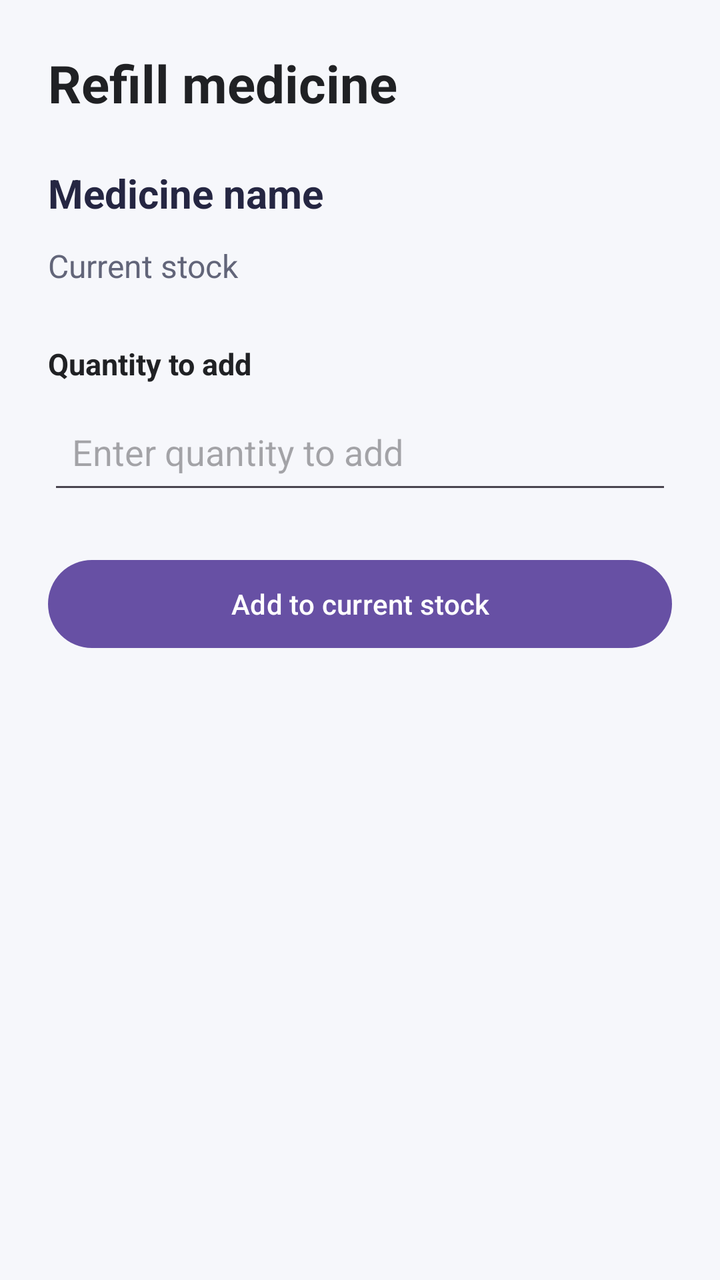
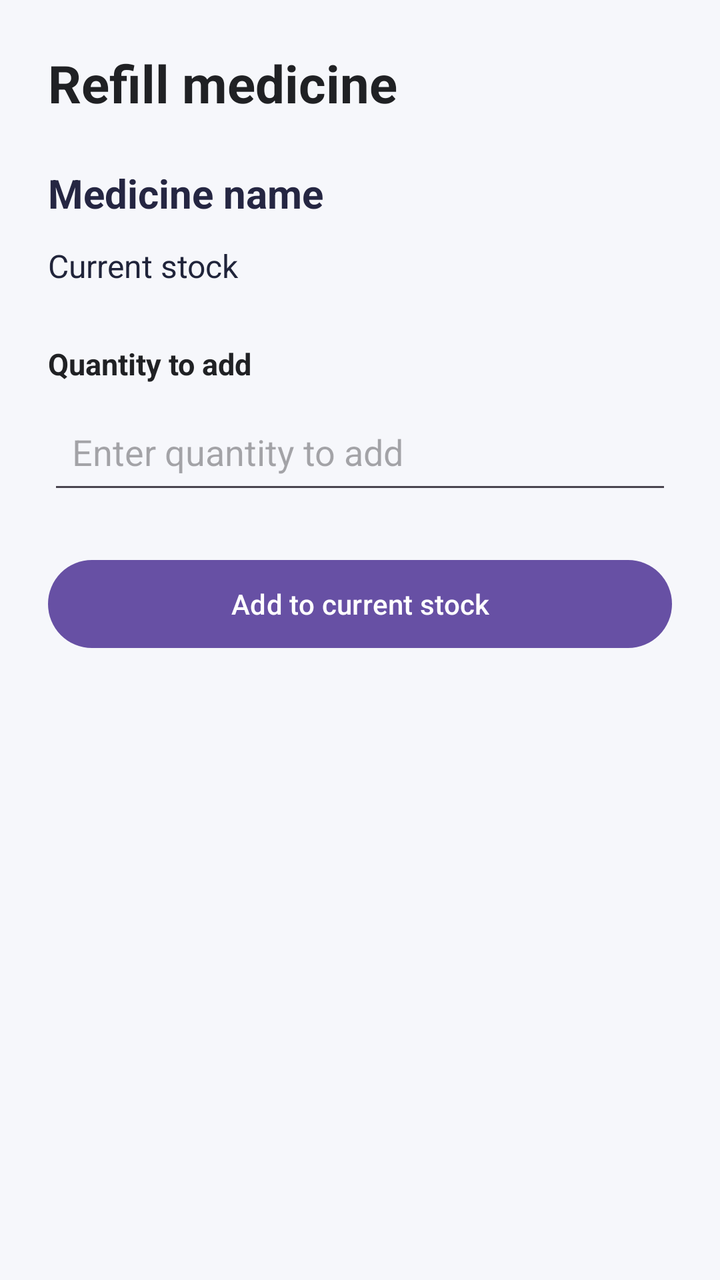

Before-and-after screenshots of an Android layout around one commit, followed by the original layout XML and the change that was made.
<!-- AndroidManifest.xml: application theme Theme.MedicineReminderApp -->
<!-- res/layout/activity_refill_medicine.xml -->
<?xml version="1.0" encoding="utf-8"?>
<ScrollView xmlns:android="http://schemas.android.com/apk/res/android"
    android:layout_width="match_parent"
    android:layout_height="match_parent"
    android:fillViewport="true"
    android:background="#F6F7FB">

    <LinearLayout
        android:layout_width="match_parent"
        android:layout_height="wrap_content"
        android:orientation="vertical"
        android:padding="24dp">

        <TextView
            android:layout_width="match_parent"
            android:layout_height="wrap_content"
            android:text="@string/refill_medicine_title"
            android:textColor="#202124"
            android:textSize="26sp"
            android:textStyle="bold" />

        <TextView
            android:id="@+id/tvRefillMedicineName"
            android:layout_width="match_parent"
            android:layout_height="wrap_content"
            android:layout_marginTop="24dp"
            android:text="@string/medicine_name_label"
            android:textColor="#252642"
            android:textSize="20sp"
            android:textStyle="bold" />

        <TextView
            android:id="@+id/tvCurrentStock"
            android:layout_width="match_parent"
            android:layout_height="wrap_content"
            android:layout_marginTop="12dp"
            android:text="@string/current_stock_label"
            android:textColor="#626579"
            android:textSize="16sp" />

        <TextView
            android:layout_width="match_parent"
            android:layout_height="wrap_content"
            android:layout_marginTop="28dp"
            android:text="@string/quantity_added"
            android:textColor="#202124"
            android:textSize="15sp"
            android:textStyle="bold" />

        <EditText
            android:id="@+id/etRefillQuantity"
            android:layout_width="match_parent"
            android:layout_height="wrap_content"
            android:layout_marginTop="8dp"
            android:hint="@string/refill_quantity_hint"
            android:inputType="numberDecimal"
            android:minHeight="52dp"
            android:padding="12dp"
            android:singleLine="true" />

        <Button
            android:id="@+id/btnConfirmRefill"
            android:layout_width="match_parent"
            android:layout_height="wrap_content"
            android:layout_marginTop="24dp"
            android:minHeight="52dp"
            android:text="@string/add_to_current_stock"
            android:textAllCaps="false" />

    </LinearLayout>
</ScrollView>
<!-- resources referenced by this layout -->
<resources>
  <string name="add_to_current_stock">Add to current stock</string>
  <string name="current_stock_label">Current stock</string>
  <string name="medicine_name_label">Medicine name</string>
  <string name="quantity_added">Quantity to add</string>
  <string name="refill_medicine_title">Refill medicine</string>
  <string name="refill_quantity_hint">Enter quantity to add</string>
  <style name="Theme.MedicineReminderApp" parent="Base.Theme.MedicineReminderApp" />
  <style name="Base.Theme.MedicineReminderApp" parent="Theme.Material3.DayNight.NoActionBar">
          
          
      </style>
</resources>

<!-- the commit's change to res/layout/activity_refill_medicine.xml (unified diff, before → after) -->
@@ -1,5 +1,6 @@
 <?xml version="1.0" encoding="utf-8"?>
 <ScrollView xmlns:android="http://schemas.android.com/apk/res/android"
+    xmlns:tools="http://schemas.android.com/tools"
     android:layout_width="match_parent"
     android:layout_height="match_parent"
     android:fillViewport="true"
@@ -35,7 +36,7 @@
             android:layout_height="wrap_content"
             android:layout_marginTop="12dp"
             android:text="@string/current_stock_label"
-            android:textColor="#626579"
+            android:textColor="#20243A"
             android:textSize="16sp" />
 
         <TextView
@@ -55,8 +56,10 @@
             android:hint="@string/refill_quantity_hint"
             android:inputType="numberDecimal"
             android:minHeight="52dp"
+            android:textColor="#20243A"
             android:padding="12dp"
-            android:singleLine="true" />
+            android:singleLine="true"
+            tools:ignore="Autofill,TextContrastCheck,VisualLintTextFieldSize" />
 
         <Button
             android:id="@+id/btnConfirmRefill"
@@ -65,7 +68,8 @@
             android:layout_marginTop="24dp"
             android:minHeight="52dp"
             android:text="@string/add_to_current_stock"
-            android:textAllCaps="false" />
+            android:textAllCaps="false"
+            tools:ignore="VisualLintButtonSize" />
 
     </LinearLayout>
 </ScrollView>
